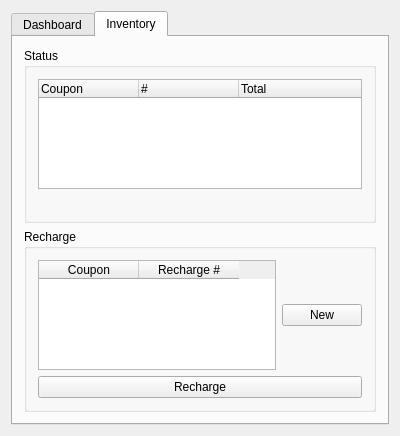
Before: the Qt Designer form dialog.ui in viranch/sodexo-wallet, drawn with Qt 5.
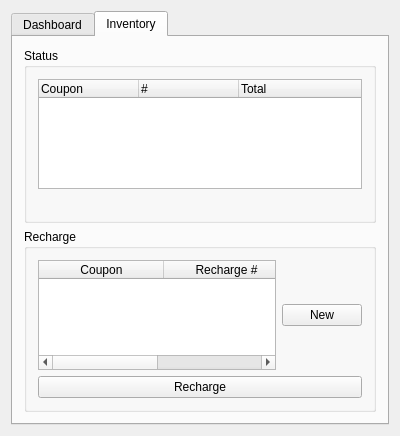
After: the same form once the commit is applied. The open tabs and pages were chosen to show the change.

The edit to the form file:
```diff
--- a/dialog.ui
+++ b/dialog.ui
@@ -126,6 +126,15 @@
          <layout class="QGridLayout" name="gridLayout_5">
           <item row="0" column="0">
            <widget class="QTableWidget" name="rechargeTable">
+            <attribute name="horizontalHeaderCascadingSectionResizes">
+             <bool>true</bool>
+            </attribute>
+            <attribute name="horizontalHeaderDefaultSectionSize">
+             <number>125</number>
+            </attribute>
+            <attribute name="horizontalHeaderStretchLastSection">
+             <bool>true</bool>
+            </attribute>
             <column>
              <property name="text">
               <string>Coupon</string>
```
Left out of the diff: 2 changed lines with no effect on the pictures.
